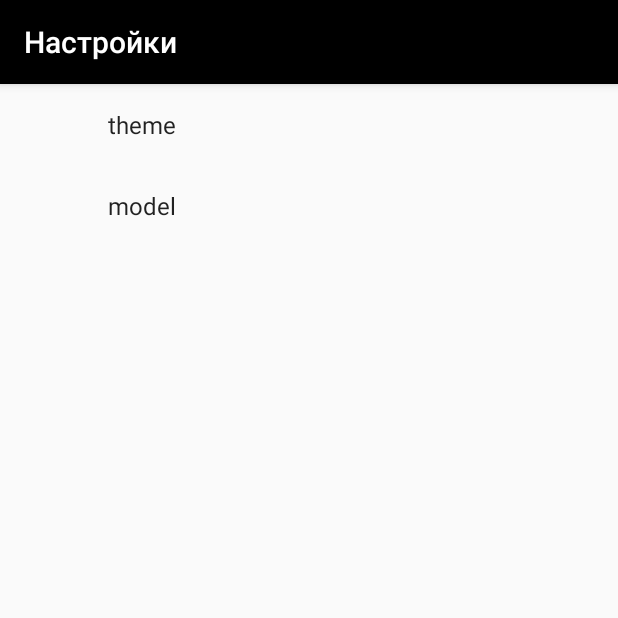
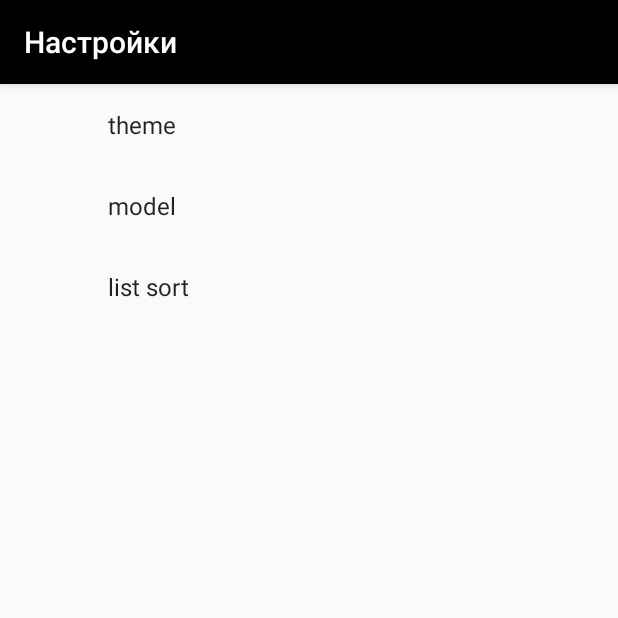
Before and after one commit to Kimentii/KirillMalafeyLauncher, an Android app: the fragment ListLauncherFragment placed in its activity, in the side drawer, after a tap on "Настройки", on a phone screen of 412 x 824 dp, the top half of it. Run offline under Robolectric (Android 15) with nearby library versions, the phone set to English and light mode, and no system bars; our stand-ins replace androidx.preference; libraries missing offline, so code that uses them is left out: com.crashlytics.android, io.fabric.sdk; 1 statement that could not run was skipped.

Commit message:
Added list sortings.

```diff
--- a/app/src/main/java/kirill/malafey/launcher/App.java
+++ b/app/src/main/java/kirill/malafey/launcher/App.java
@@ -6,6 +6,7 @@ public class App {
     private String appName;
     private String packageName;
     private Drawable appIcon;
+    private long installationDateMS;
 
     public String getAppName() {
         return appName;
@@ -30,4 +31,12 @@ public class App {
     public void setAppIcon(Drawable appIcon) {
         this.appIcon = appIcon;
     }
+
+    public long getInstallationDateMS() {
+        return installationDateMS;
+    }
+
+    public void setInstallationDateMS(long installationDateMS) {
+        this.installationDateMS = installationDateMS;
+    }
 }
--- a/app/src/main/java/kirill/malafey/launcher/AppSettings.java
+++ b/app/src/main/java/kirill/malafey/launcher/AppSettings.java
@@ -3,11 +3,16 @@ package kirill.malafey.launcher;
 import android.content.Context;
 import android.content.SharedPreferences;
 import android.preference.PreferenceManager;
+import android.support.v7.widget.RecyclerView;
+import android.support.v7.widget.util.SortedListAdapterCallback;
+import android.util.Log;
 
 public class AppSettings {
+    public static final String TAG = "TAG";
     public static final String APP_PREFERENCE_APP_THEME = "app_theme";
     public static final String APP_PREFERENCE_MODEL = "model";
     public static final String APP_PREFERENCE_IS_FIRST_START = "is_first_start";
+    public static final String APP_PREFERENCE_SORT = "sort";
 
     public static final String THEME_DARK = "dark_theme";
     public static final String THEME_LIGHT = "light_theme";
@@ -15,13 +20,17 @@ public class AppSettings {
     public static final String MODEL_FULL = "full_model";
     public static final String MODEL_STANDARD = "standard_model";
 
+    public static final String SORT_BY_DATE = "sort_by_data";
+    public static final String SORT_BY_ALPHABET = "sort_by_alphabet";
+    public static final String SORT_BY_INVERSE_ALPHABET = "sort_by_inverse_alphabet";
+    public static final String SORT_BY_USE_FREQUENCY = "sort_by_use_frequency";
+
+
     public static final int SPAN_COUNT_PORTRAIT_FULL_MODEL = 5;
     public static final int SPAN_COUNT_LANDSCAPE_FULL_MODEL = 7;
     public static final int SPAN_COUNT_PORTRAIT_STANDARD_MODEL = 4;
     public static final int SPAN_COUNT_LANDSCAPE_STANDARD_MODEL = 6;
 
-    private String appTheme;
-    private String model;
     private static AppSettings appSettings;
     private SharedPreferences sharedPreferences;
 
@@ -38,7 +47,7 @@ public class AppSettings {
     }
 
     public int getCurrentThemeResource() {
-        appTheme = sharedPreferences.getString(APP_PREFERENCE_APP_THEME, THEME_DARK);
+        String appTheme = sharedPreferences.getString(APP_PREFERENCE_APP_THEME, THEME_DARK);
         switch (appTheme) {
             case THEME_DARK:
                 return R.style.AppThemeDark;
@@ -50,7 +59,7 @@ public class AppSettings {
     }
 
     public int getSpanCountPortrait() {
-        model = sharedPreferences.getString(APP_PREFERENCE_MODEL, MODEL_STANDARD);
+        String model = sharedPreferences.getString(APP_PREFERENCE_MODEL, MODEL_STANDARD);
         switch (model) {
             case MODEL_FULL:
                 return SPAN_COUNT_PORTRAIT_FULL_MODEL;
@@ -62,7 +71,7 @@ public class AppSettings {
     }
 
     public int getSpanCountLandscape() {
-        model = sharedPreferences.getString(APP_PREFERENCE_MODEL, MODEL_STANDARD);
+        String model = sharedPreferences.getString(APP_PREFERENCE_MODEL, MODEL_STANDARD);
         switch (model) {
             case MODEL_FULL:
                 return SPAN_COUNT_LANDSCAPE_FULL_MODEL;
@@ -73,15 +82,100 @@ public class AppSettings {
         }
     }
 
+    public SortedListAdapterCallback<App> getSortedListAdapterCallback(RecyclerView.Adapter adapter) {
+        String sort = sharedPreferences.getString(APP_PREFERENCE_SORT, SORT_BY_ALPHABET);
+        SortedListAdapterCallback<App> sortedListAdapterCallback = null;
+        Log.d(TAG, "sort: " + sort);
+        switch (sort) {
+            case SORT_BY_DATE:
+                Log.d(TAG, "Sort by date");
+                sortedListAdapterCallback = new SortedListAdapterCallback<App>(adapter) {
+
+                    @Override
+                    public int compare(App app1, App app2) {
+                        return (int) (app1.getInstallationDateMS() - app2.getInstallationDateMS());
+                    }
+
+                    @Override
+                    public boolean areContentsTheSame(App oldItem, App newItem) {
+                        return compare(oldItem, newItem) == 0;
+                    }
+
+                    @Override
+                    public boolean areItemsTheSame(App item1, App item2) {
+                        return compare(item1, item2) == 0;
+                    }
+                };
+                break;
+            case SORT_BY_ALPHABET:
+                Log.d(TAG, "sort by alp");
+                sortedListAdapterCallback = new SortedListAdapterCallback<App>(adapter) {
+
+                    @Override
+                    public int compare(App app1, App app2) {
+                        return app1.getAppName().compareTo(app2.getAppName());
+                    }
+
+                    @Override
+                    public boolean areContentsTheSame(App oldItem, App newItem) {
+                        return compare(oldItem, newItem) == 0;
+                    }
+
+                    @Override
+                    public boolean areItemsTheSame(App item1, App item2) {
+                        return compare(item1, item2) == 0;
+                    }
+                };
+                break;
+            case SORT_BY_INVERSE_ALPHABET:
+                Log.d(TAG, "sort by inv alp");
+                sortedListAdapterCallback = new SortedListAdapterCallback<App>(adapter) {
+                    @Override
+                    public int compare(App app1, App app2) {
+                        return app2.getAppName().compareTo(app1.getAppName());
+                    }
+
+                    @Override
+                    public boolean areContentsTheSame(App oldItem, App newItem) {
+                        return compare(oldItem, newItem) == 0;
+                    }
+
+                    @Override
+                    public boolean areItemsTheSame(App item1, App item2) {
+                        return compare(item1, item2) == 0;
+                    }
+                };
+                break;
+            case SORT_BY_USE_FREQUENCY:
+                Log.d(TAG, "sort by use freq");
+                sortedListAdapterCallback = new SortedListAdapterCallback<App>(adapter) {
+                    @Override
+                    public int compare(App o1, App o2) {
+                        return 0;
+                    }
+
+                    @Override
+                    public boolean areContentsTheSame(App oldItem, App newItem) {
+                        return false;
+                    }
+
+                    @Override
+                    public boolean areItemsTheSame(App item1, App item2) {
+                        return false;
+                    }
+                };
+                break;
+        }
+        return sortedListAdapterCallback;
+    }
+
     public void setAppTheme(String appTheme) {
-        this.appTheme = appTheme;
         SharedPreferences.Editor editor = sharedPreferences.edit();
         editor.putString(APP_PREFERENCE_APP_THEME, appTheme);
         editor.apply();
     }
 
     public void setModel(String model) {
-        this.model = model;
         SharedPreferences.Editor editor = sharedPreferences.edit();
         editor.putString(APP_PREFERENCE_MODEL, model);
         editor.apply();
--- a/app/src/main/java/kirill/malafey/launcher/launcher/LauncherActivity.java
+++ b/app/src/main/java/kirill/malafey/launcher/launcher/LauncherActivity.java
@@ -19,9 +19,9 @@ import java.util.List;
 import java.util.Observable;
 
 import kirill.malafey.launcher.App;
+import kirill.malafey.launcher.AppSettings;
 import kirill.malafey.launcher.AppStore;
 import kirill.malafey.launcher.R;
-import kirill.malafey.launcher.AppSettings;
 
 public class LauncherActivity extends AppCompatActivity {
     public static final String TAG = "TAG";
@@ -130,6 +130,8 @@ public class LauncherActivity extends AppCompatActivity {
                         app.setAppName(info.loadLabel(packageManager).toString());
                         app.setPackageName(info.packageName);
                         app.setAppIcon(info.loadIcon(packageManager));
+                        app.setInstallationDateMS(getApplicationContext().getPackageManager()
+                                .getPackageInfo(info.packageName, 0).firstInstallTime);
                         AppStore.getInstance().addApp(app);
                     }
                 } catch (Exception e) {
--- a/app/src/main/java/kirill/malafey/launcher/launcher/ListLauncherFragment.java
+++ b/app/src/main/java/kirill/malafey/launcher/launcher/ListLauncherFragment.java
@@ -1,12 +1,18 @@
 package kirill.malafey.launcher.launcher;
 
 import android.content.Intent;
+import android.net.Uri;
 import android.os.Bundle;
+import android.provider.Settings;
 import android.support.v4.app.Fragment;
+import android.support.v7.util.SortedList;
 import android.support.v7.widget.LinearLayoutManager;
+import android.support.v7.widget.PopupMenu;
 import android.support.v7.widget.RecyclerView;
 import android.util.Log;
 import android.view.LayoutInflater;
+import android.view.MenuInflater;
+import android.view.MenuItem;
 import android.view.View;
 import android.view.ViewGroup;
 import android.widget.ImageView;
@@ -17,6 +23,7 @@ import java.util.Observable;
 import java.util.Observer;
 
 import kirill.malafey.launcher.App;
+import kirill.malafey.launcher.AppSettings;
 import kirill.malafey.launcher.AppStore;
 import kirill.malafey.launcher.R;
 
@@ -66,7 +73,7 @@ public class ListLauncherFragment extends Fragment {
         }
     }
 
-    private class AppHolder extends RecyclerView.ViewHolder implements View.OnClickListener {
+    private class AppHolder extends RecyclerView.ViewHolder implements View.OnClickListener, View.OnLongClickListener {
         private App app;
         private TextView appNameTextView;
         private TextView appPackageTextView;
@@ -74,7 +81,7 @@ public class ListLauncherFragment extends Fragment {
 
         public void bindApp(App app, int position) {
             this.app = app;
-            Log.d(TAG, "showing list.");
+            // Log.d(TAG, "showing list.");
             appNameTextView.setText(app.getAppName());
             appPackageTextView.setText(app.getPackageName());
             appIconImageView.setImageDrawable(app.getAppIcon());
@@ -84,6 +91,7 @@ public class ListLauncherFragment extends Fragment {
         public AppHolder(View itemView) {
             super(itemView);
             itemView.setOnClickListener(this);
+            itemView.setOnLongClickListener(this);
             appNameTextView = itemView.findViewById(R.id.tv_app_name);
             appPackageTextView = itemView.findViewById(R.id.tv_app_package);
             appIconImageView = itemView.findViewById(R.id.iv_app_icon);
@@ -94,13 +102,24 @@ public class ListLauncherFragment extends Fragment {
             Intent intent = getActivity().getPackageManager().getLaunchIntentForPackage(app.getPackageName());
             startActivity(intent);
         }
+
+        @Override
+        public boolean onLongClick(View view) {
+            showPopup(view, app);
+            return false;
+        }
     }
 
     private class AppAdapter extends RecyclerView.Adapter<AppHolder> {
-        private List<App> appsList;
+        private SortedList<App> appsSortedList;
 
         public AppAdapter(List<App> appsList) {
-            this.appsList = appsList;
+            Log.d(TAG, "setting new appsSort");
+            this.appsSortedList = new SortedList<App>(App.class, AppSettings.getInstance(getContext())
+                    .getSortedListAdapterCallback(this));
+            appsSortedList.beginBatchedUpdates();
+            appsSortedList.addAll(appsList);
+            appsSortedList.endBatchedUpdates();
         }
 
         @Override
@@ -113,17 +132,58 @@ public class ListLauncherFragment extends Fragment {
 
         @Override
         public void onBindViewHolder(AppHolder holder, int position) {
-            App app = appsList.get(position);
+            App app = appsSortedList.get(position);
             holder.bindApp(app, position);
         }
 
         public void setApps(List<App> appsList) {
-            this.appsList = appsList;
+            appsSortedList.beginBatchedUpdates();
+            appsSortedList.clear();
+            appsSortedList.addAll(appsList);
+            appsSortedList.endBatchedUpdates();
         }
 
         @Override
         public int getItemCount() {
-            return appsList.size();
+            return appsSortedList.size();
+        }
+    }
+
+    public void showPopup(View v, App app) {
+        PopupMenu popup = new PopupMenu(getContext(), v);
+        popup.setOnMenuItemClickListener(new PopupMenuItemListener(app));
+        MenuInflater inflater = popup.getMenuInflater();
+        inflater.inflate(R.menu.popup_menu_items, popup.getMenu());
+        popup.show();
+    }
+
+    private class PopupMenuItemListener implements PopupMenu.OnMenuItemClickListener {
+        private static final String PACKAGE_PREFIX_URI = "package:";
+        private App app;
+
+        PopupMenuItemListener(App app) {
+            this.app = app;
+        }
+
+        @Override
+        public boolean onMenuItemClick(MenuItem item) {
+            Intent intent;
+            switch (item.getItemId()) {
+                case R.id.menu_delete:
+                    intent = new Intent(Intent.ACTION_DELETE);
+                    intent.setData(Uri.parse(PACKAGE_PREFIX_URI + app.getPackageName()));
+                    startActivity(intent);
+                    break;
+                case R.id.menu_frequency:
+
+                    break;
+                case R.id.menu_info:
+                    intent = new Intent(Settings.ACTION_APPLICATION_DETAILS_SETTINGS);
+                    intent.setData(Uri.parse(PACKAGE_PREFIX_URI + app.getPackageName()));
+                    startActivity(intent);
+                    break;
+            }
+            return false;
         }
     }
 }
--- a/app/src/main/res/values/arrays.xml
+++ b/app/src/main/res/values/arrays.xml
@@ -5,9 +5,16 @@
         <item>Стандартная модель</item>
     </string-array>
 
-    <string-array name="themes" >
+    <string-array name="themes">
         <item>Темная тема</item>
         <item>Светлая</item>
+    </string-array>
+
+    <string-array name="sorts" translatable="false">
+        <item>По дате установки</item>
+        <item>От А до Я</item>
+        <item>От Я до А</item>
+        <item>По частоте использования</item>
     </string-array>
 
     <string-array name="models_values" translatable="false">
@@ -19,4 +26,11 @@
         <item>dark_theme</item>
         <item>light_theme</item>
     </string-array>
+
+    <string-array name="sorts_values" translatable="false">
+        <item>sort_by_data</item>
+        <item>sort_by_alphabet</item>
+        <item>sort_by_inverse_alphabet</item>
+        <item>sort_by_use_frequency</item>
+    </string-array>
 </resources>
--- a/app/src/main/res/values/strings.xml
+++ b/app/src/main/res/values/strings.xml
@@ -27,4 +27,5 @@
     <!-- for preferences -->
     <string name="app_preference_app_theme" translatable="false">app_theme</string>
     <string name="app_preference_model" translatable="false">model</string>
+    <string name="app_preference_sort" translatable="false">sort</string>
 </resources>
--- a/app/src/main/res/xml/preferences.xml
+++ b/app/src/main/res/xml/preferences.xml
@@ -16,4 +16,12 @@
         android:key="@string/app_preference_model"
         android:title="model">
     </ListPreference>
+    <ListPreference
+        android:defaultValue="1"
+        android:dialogTitle="Choose list sorting"
+        android:entries="@array/sorts"
+        android:entryValues="@array/sorts_values"
+        android:key="@string/app_preference_sort"
+        android:title="list sort">
+    </ListPreference>
 </PreferenceScreen>
```
